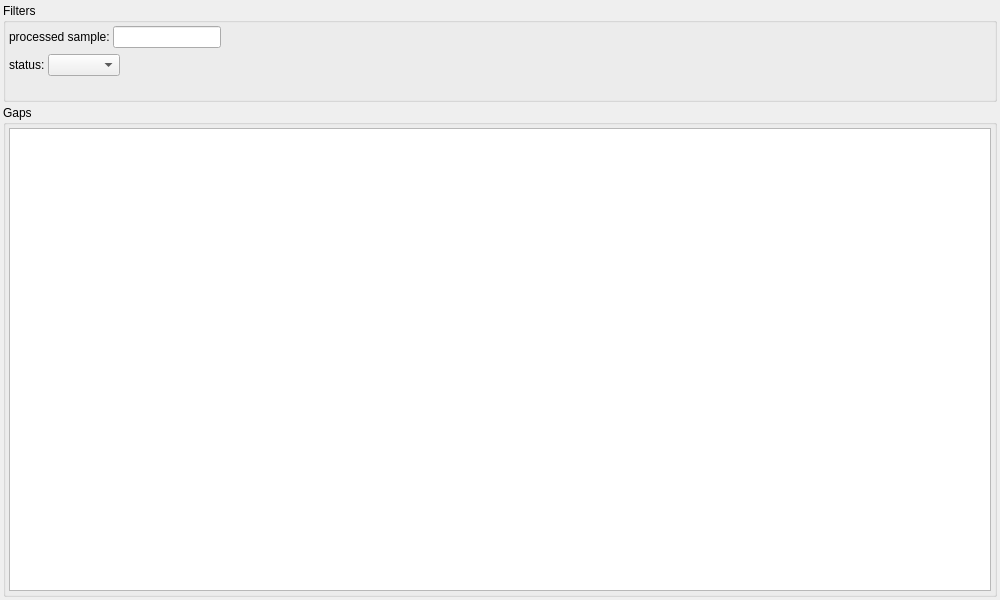
imgag/ngs-bits, file src/GSvar/GapClosingDialog.ui: the form before one commit.
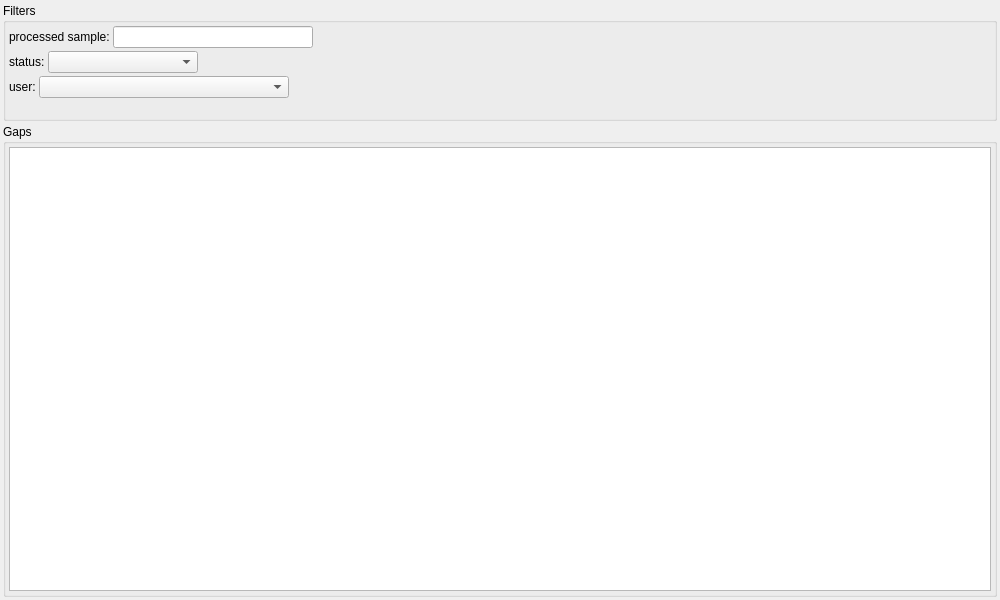
The form after the commit. Custom widgets are drawn as their Qt base class.

Diff of the .ui file:
```diff
--- a/src/GSvar/GapClosingDialog.ui
+++ b/src/GSvar/GapClosingDialog.ui
@@ -44,6 +44,9 @@
       <bool>true</bool>
      </property>
      <layout class="QVBoxLayout" name="verticalLayout_3">
+      <property name="spacing">
+       <number>3</number>
+      </property>
       <property name="leftMargin">
        <number>3</number>
       </property>
@@ -76,6 +79,12 @@
             <verstretch>0</verstretch>
            </sizepolicy>
           </property>
+          <property name="minimumSize">
+           <size>
+            <width>200</width>
+            <height>0</height>
+           </size>
+          </property>
          </widget>
         </item>
         <item>
@@ -106,7 +115,14 @@
          </widget>
         </item>
         <item>
-         <widget class="QComboBox" name="f_status"/>
+         <widget class="QComboBox" name="f_status">
+          <property name="minimumSize">
+           <size>
+            <width>150</width>
+            <height>0</height>
+           </size>
+          </property>
+         </widget>
         </item>
         <item>
          <spacer name="horizontalSpacer">
@@ -123,6 +139,43 @@
         </item>
        </layout>
       </item>
+      <item>
+       <layout class="QHBoxLayout" name="horizontalLayout_3">
+        <item>
+         <widget class="QLabel" name="label_3">
+          <property name="toolTip">
+           <string>&lt;html&gt;&lt;head/&gt;&lt;body&gt;&lt;p&gt;Filter for user in history column.&lt;/p&gt;&lt;/body&gt;&lt;/html&gt;</string>
+          </property>
+          <property name="text">
+           <string>user:</string>
+          </property>
+         </widget>
+        </item>
+        <item>
+         <widget class="DBComboBox" name="f_user">
+          <property name="minimumSize">
+           <size>
+            <width>250</width>
+            <height>0</height>
+           </size>
+          </property>
+         </widget>
+        </item>
+        <item>
+         <spacer name="horizontalSpacer_3">
+          <property name="orientation">
+           <enum>Qt::Horizontal</enum>
+          </property>
+          <property name="sizeHint" stdset="0">
+           <size>
+            <width>40</width>
+            <height>20</height>
+           </size>
+          </property>
+         </spacer>
+        </item>
+       </layout>
+      </item>
       <item>
        <widget class="QLabel" name="errors">
         <property name="text">
@@ -173,16 +226,21 @@
   </layout>
  </widget>
  <customwidgets>
-  <customwidget>
-   <class>DBSelector</class>
-   <extends>QLineEdit</extends>
-   <header>DBSelector.h</header>
-  </customwidget>
   <customwidget>
    <class>DBTableWidget</class>
    <extends>QTableWidget</extends>
    <header>DBTableWidget.h</header>
   </customwidget>
+  <customwidget>
+   <class>DBSelector</class>
+   <extends>QLineEdit</extends>
+   <header>DBSelector.h</header>
+  </customwidget>
+  <customwidget>
+   <class>DBComboBox</class>
+   <extends>QComboBox</extends>
+   <header>DBComboBox.h</header>
+  </customwidget>
  </customwidgets>
  <resources/>
  <connections/>
```
